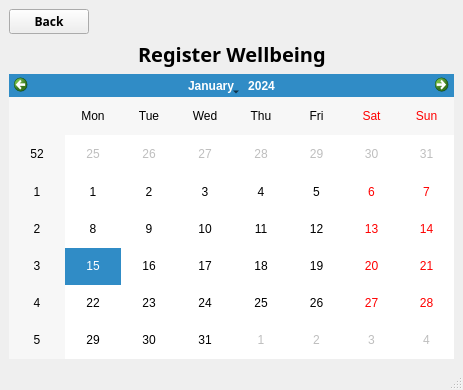
This is project_root/src/gui/Register.ui in CopycatPandaExpressChowMein/Agile-Development-Project-2025 as Qt 5 draws it before an edit. The edited form follows.
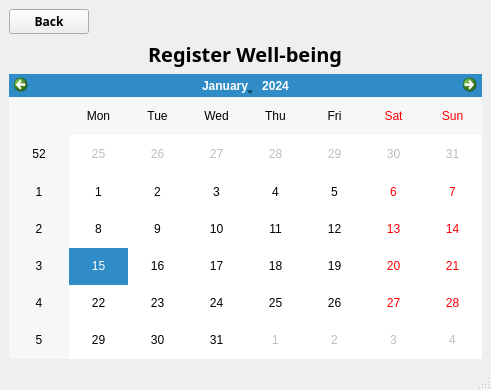
This is the edited form.

Patch:
```diff
--- a/project_root/src/gui/Register.ui
+++ b/project_root/src/gui/Register.ui
@@ -6,7 +6,7 @@
    <rect>
     <x>0</x>
     <y>0</y>
-    <width>463</width>
+    <width>491</width>
     <height>390</height>
    </rect>
   </property>
@@ -76,7 +76,7 @@
            </font>
           </property>
           <property name="text">
-           <string>Register Wellbeing</string>
+           <string>Register Well-being</string>
           </property>
          </widget>
         </item>
```
Left out of the diff: 2 changed lines with no effect on the pictures.
